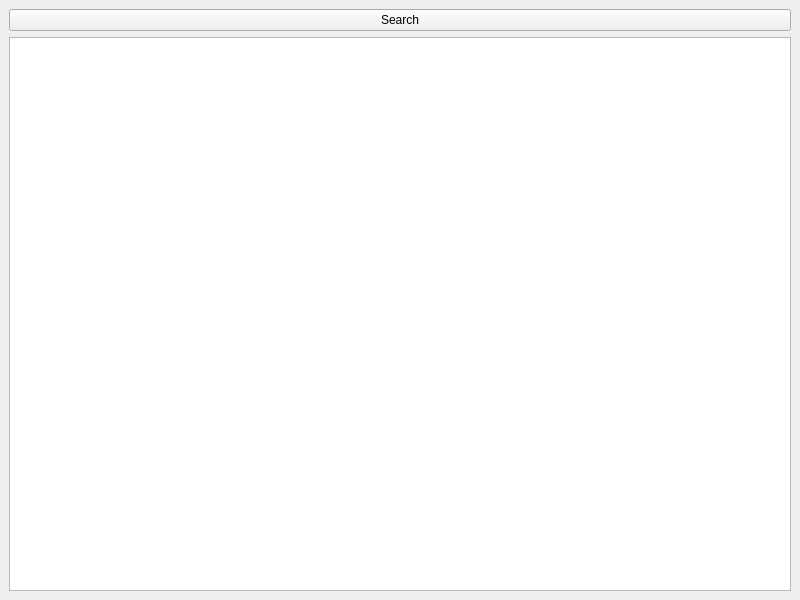
First picture: the form in views/CategorizeView.ui, repository xcarol/wmm-qt, before the edit.
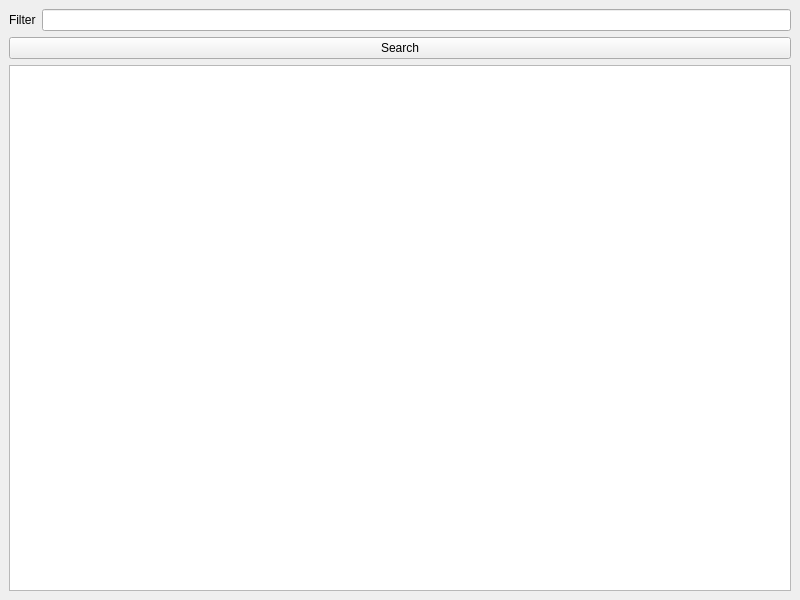
Second picture: the form after the edit.

Commit message: add filter to search

The edit to the form file:
```diff
--- a/views/CategorizeView.ui
+++ b/views/CategorizeView.ui
@@ -18,6 +18,20 @@
     <item row="0" column="0">
      <layout class="QGridLayout" name="gridLayout">
       <item row="0" column="0">
+       <layout class="QHBoxLayout" name="horizontalLayout_2">
+        <item>
+         <widget class="QLabel" name="label">
+          <property name="text">
+           <string>Filter</string>
+          </property>
+         </widget>
+        </item>
+        <item>
+         <widget class="QLineEdit" name="filterEdit"/>
+        </item>
+       </layout>
+      </item>
+      <item row="3" column="0">
        <layout class="QHBoxLayout" name="horizontalLayout">
         <item>
          <widget class="QPushButton" name="searchButton">
```
The commit also changes 3 other files.
